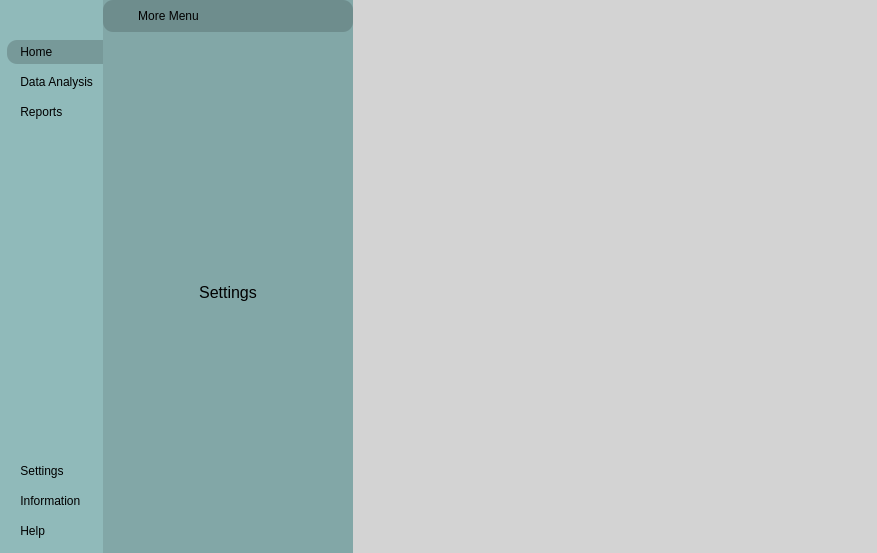
This is ui -1/interface.ui in eminaruk/modernUI as Qt 5 draws it before an edit. The edited form follows.
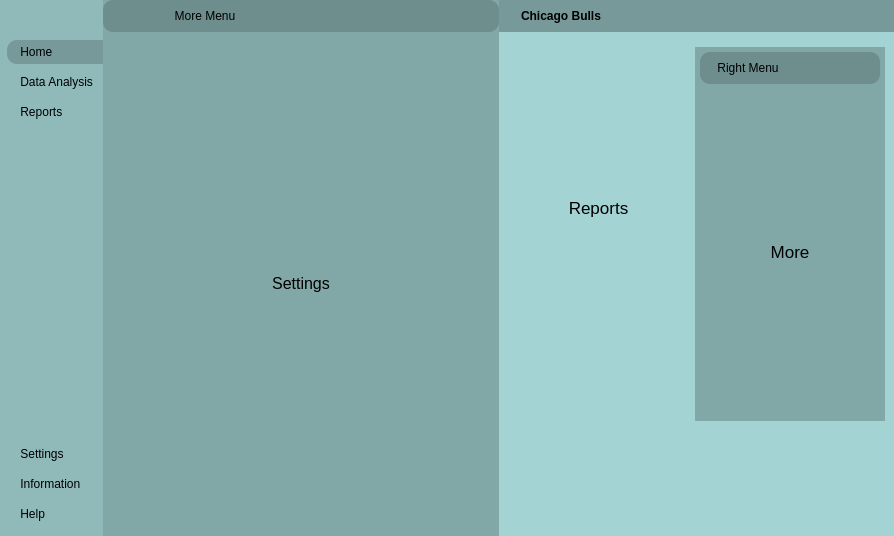
This is the edited form. The open tabs and pages were chosen to show the change. Icons and pictures are not drawn.

```diff
--- a/ui -1/interface.ui
+++ b/ui -1/interface.ui
@@ -6,8 +6,8 @@
    <rect>
     <x>0</x>
     <y>0</y>
-    <width>877</width>
-    <height>553</height>
+    <width>894</width>
+    <height>536</height>
    </rect>
   </property>
   <property name="windowTitle">
@@ -47,16 +47,20 @@
 
 }
 
-#centralMenuSubContainer {
+#centralMenuSubContainer, #rightMenuContainer{
 	
 	background-color: rgb(141, 181, 181);
 	background-color: rgb(130, 167, 167);
 }
 
-#frame_4 {
+#frame_4, #frame_8 {
 	background-color: rgb(110, 141, 141);
 	border-radius: 10px
 }
+
+#headerContainer {
+background-color: rgb(119, 153, 153)
+}
 </string>
   </property>
   <widget class="QWidget" name="centralwidget">
@@ -76,8 +80,14 @@
     <property name="bottomMargin">
      <number>0</number>
     </property>
-    <item>
+    <item alignment="Qt::AlignLeft">
      <widget class="QWidget" name="leftMenuContainer" native="true">
+      <property name="minimumSize">
+       <size>
+        <width>0</width>
+        <height>0</height>
+       </size>
+      </property>
       <layout class="QHBoxLayout" name="horizontalLayout_2">
        <property name="leftMargin">
         <number>0</number>
@@ -282,6 +292,9 @@
                <property name="toolTip">
                 <string>Go to the settings</string>
                </property>
+               <property name="styleSheet">
+                <string notr="true">background-color: none</string>
+               </property>
                <property name="text">
                 <string> Settings</string>
                </property>
@@ -302,6 +315,9 @@
                <property name="toolTip">
                 <string>Get more information about</string>
                </property>
+               <property name="styleSheet">
+                <string notr="true">background-color: none</string>
+               </property>
                <property name="text">
                 <string> Information</string>
                </property>
@@ -322,6 +338,9 @@
                <property name="toolTip">
                 <string>Get some more help</string>
                </property>
+               <property name="styleSheet">
+                <string notr="true">background-color: none</string>
+               </property>
                <property name="text">
                 <string> Help</string>
                </property>
@@ -346,7 +365,7 @@
       </layout>
      </widget>
     </item>
-    <item alignment="Qt::AlignLeft">
+    <item>
      <widget class="QWidget" name="centralMenuSubContainer" native="true">
       <property name="minimumSize">
        <size>
@@ -412,6 +431,12 @@
              </item>
              <item alignment="Qt::AlignRight">
               <widget class="QPushButton" name="pushButton">
+               <property name="toolTip">
+                <string>Close Menu</string>
+               </property>
+               <property name="styleSheet">
+                <string notr="true">background-color: none</string>
+               </property>
                <property name="text">
                 <string/>
                </property>
@@ -521,8 +546,493 @@
        </sizepolicy>
       </property>
       <property name="styleSheet">
-       <string notr="true">background-color: rgb(211, 211, 211);</string>
+       <string notr="true"/>
       </property>
+      <layout class="QVBoxLayout" name="verticalLayout_9">
+       <property name="leftMargin">
+        <number>0</number>
+       </property>
+       <property name="topMargin">
+        <number>0</number>
+       </property>
+       <property name="rightMargin">
+        <number>0</number>
+       </property>
+       <property name="bottomMargin">
+        <number>100</number>
+       </property>
+       <item alignment="Qt::AlignTop">
+        <widget class="QWidget" name="headerContainer" native="true">
+         <property name="styleSheet">
+          <string notr="true"/>
+         </property>
+         <layout class="QHBoxLayout" name="horizontalLayout_5">
+          <item alignment="Qt::AlignLeft|Qt::AlignTop">
+           <widget class="QFrame" name="frame_5">
+            <property name="styleSheet">
+             <string notr="true">background-color: none</string>
+            </property>
+            <property name="frameShape">
+             <enum>QFrame::StyledPanel</enum>
+            </property>
+            <property name="frameShadow">
+             <enum>QFrame::Raised</enum>
+            </property>
+            <layout class="QHBoxLayout" name="horizontalLayout_8">
+             <property name="leftMargin">
+              <number>0</number>
+             </property>
+             <property name="topMargin">
+              <number>0</number>
+             </property>
+             <property name="rightMargin">
+              <number>0</number>
+             </property>
+             <property name="bottomMargin">
+              <number>0</number>
+             </property>
+             <item>
+              <widget class="QLabel" name="label_5">
+               <property name="maximumSize">
+                <size>
+                 <width>24</width>
+                 <height>24</height>
+                </size>
+               </property>
+               <property name="text">
+                <string/>
+               </property>
+               <property name="pixmap">
+                <pixmap resource="recources.qrc">:/images/chicago-bulls-logo-8530A1093D-seeklogo.com.png</pixmap>
+               </property>
+               <property name="scaledContents">
+                <bool>true</bool>
+               </property>
+              </widget>
+             </item>
+             <item>
+              <widget class="QLabel" name="label_6">
+               <property name="font">
+                <font>
+                 <pointsize>9</pointsize>
+                 <weight>75</weight>
+                 <bold>true</bold>
+                </font>
+               </property>
+               <property name="text">
+                <string>Chicago Bulls</string>
+               </property>
+              </widget>
+             </item>
+            </layout>
+           </widget>
+          </item>
+          <item alignment="Qt::AlignHCenter|Qt::AlignTop">
+           <widget class="QFrame" name="frame_6">
+            <property name="styleSheet">
+             <string notr="true">background-color: none</string>
+            </property>
+            <property name="frameShape">
+             <enum>QFrame::StyledPanel</enum>
+            </property>
+            <property name="frameShadow">
+             <enum>QFrame::Raised</enum>
+            </property>
+            <layout class="QHBoxLayout" name="horizontalLayout_7">
+             <property name="leftMargin">
+              <number>0</number>
+             </property>
+             <property name="topMargin">
+              <number>0</number>
+             </property>
+             <property name="rightMargin">
+              <number>0</number>
+             </property>
+             <property name="bottomMargin">
+              <number>0</number>
+             </property>
+             <item>
+              <widget class="QPushButton" name="pushButton_6">
+               <property name="toolTip">
+                <string>More</string>
+               </property>
+               <property name="styleSheet">
+                <string notr="true">background-color: none</string>
+               </property>
+               <property name="text">
+                <string/>
+               </property>
+               <property name="icon">
+                <iconset resource="recources.qrc">
+                 <normaloff>:/icons/icons/more-horizontal.svg</normaloff>:/icons/icons/more-horizontal.svg</iconset>
+               </property>
+               <property name="iconSize">
+                <size>
+                 <width>24</width>
+                 <height>24</height>
+                </size>
+               </property>
+              </widget>
+             </item>
+             <item>
+              <widget class="QPushButton" name="pushButton_5">
+               <property name="toolTip">
+                <string>Profile</string>
+               </property>
+               <property name="styleSheet">
+                <string notr="true">background-color: none</string>
+               </property>
+               <property name="text">
+                <string/>
+               </property>
+               <property name="icon">
+                <iconset resource="recources.qrc">
+                 <normaloff>:/icons/icons/user.svg</normaloff>:/icons/icons/user.svg</iconset>
+               </property>
+               <property name="iconSize">
+                <size>
+                 <width>24</width>
+                 <height>24</height>
+                </size>
+               </property>
+              </widget>
+             </item>
+            </layout>
+           </widget>
+          </item>
+          <item alignment="Qt::AlignRight|Qt::AlignTop">
+           <widget class="QFrame" name="frame_7">
+            <property name="styleSheet">
+             <string notr="true">background-color: none</string>
+            </property>
+            <property name="frameShape">
+             <enum>QFrame::StyledPanel</enum>
+            </property>
+            <property name="frameShadow">
+             <enum>QFrame::Raised</enum>
+            </property>
+            <layout class="QHBoxLayout" name="horizontalLayout_6">
+             <property name="leftMargin">
+              <number>0</number>
+             </property>
+             <property name="topMargin">
+              <number>0</number>
+             </property>
+             <property name="rightMargin">
+              <number>0</number>
+             </property>
+             <property name="bottomMargin">
+              <number>0</number>
+             </property>
+             <item>
+              <widget class="QPushButton" name="pushButton_2">
+               <property name="toolTip">
+                <string>Minimize Window</string>
+               </property>
+               <property name="styleSheet">
+                <string notr="true">background-color: none</string>
+               </property>
+               <property name="text">
+                <string/>
+               </property>
+               <property name="icon">
+                <iconset resource="recources.qrc">
+                 <normaloff>:/icons/icons/minus.svg</normaloff>:/icons/icons/minus.svg</iconset>
+               </property>
+               <property name="iconSize">
+                <size>
+                 <width>24</width>
+                 <height>24</height>
+                </size>
+               </property>
+              </widget>
+             </item>
+             <item>
+              <widget class="QPushButton" name="pushButton_3">
+               <property name="toolTip">
+                <string>Restore Window</string>
+               </property>
+               <property name="styleSheet">
+                <string notr="true">background-color: none</string>
+               </property>
+               <property name="text">
+                <string/>
+               </property>
+               <property name="icon">
+                <iconset resource="recources.qrc">
+                 <normaloff>:/icons/icons/square.svg</normaloff>:/icons/icons/square.svg</iconset>
+               </property>
+               <property name="iconSize">
+                <size>
+                 <width>24</width>
+                 <height>24</height>
+                </size>
+               </property>
+              </widget>
+             </item>
+             <item>
+              <widget class="QPushButton" name="pushButton_4">
+               <property name="toolTip">
+                <string>Close Window</string>
+               </property>
+               <property name="styleSheet">
+                <string notr="true">background-color: none</string>
+               </property>
+               <property name="text">
+                <string/>
+               </property>
+               <property name="icon">
+                <iconset resource="recources.qrc">
+                 <normaloff>:/icons/icons/x.svg</normaloff>:/icons/icons/x.svg</iconset>
+               </property>
+               <property name="iconSize">
+                <size>
+                 <width>24</width>
+                 <height>24</height>
+                </size>
+               </property>
+              </widget>
+             </item>
+            </layout>
+           </widget>
+          </item>
+         </layout>
+         <zorder>frame_6</zorder>
+         <zorder>frame_7</zorder>
+         <zorder>frame_5</zorder>
+        </widget>
+       </item>
+       <item>
+        <widget class="QWidget" name="mainBodyContainer" native="true">
+         <property name="sizePolicy">
+          <sizepolicy hsizetype="Preferred" vsizetype="Expanding">
+           <horstretch>0</horstretch>
+           <verstretch>0</verstretch>
+          </sizepolicy>
+         </property>
+         <layout class="QHBoxLayout" name="horizontalLayout_9">
+          <item>
+           <widget class="QWidget" name="mainContentsContainer" native="true">
+            <layout class="QVBoxLayout" name="verticalLayout_12">
+             <item>
+              <widget class="QStackedWidget" name="stackedWidget_3">
+               <property name="currentIndex">
+                <number>1</number>
+               </property>
+               <widget class="QWidget" name="page_6">
+                <layout class="QHBoxLayout" name="horizontalLayout_14">
+                 <item>
+                  <widget class="QLabel" name="label_10">
+                   <property name="font">
+                    <font>
+                     <pointsize>13</pointsize>
+                     <weight>50</weight>
+                     <bold>false</bold>
+                    </font>
+                   </property>
+                   <property name="text">
+                    <string>&lt;html&gt;&lt;head/&gt;&lt;body&gt;&lt;p&gt;Home&lt;/p&gt;&lt;p&gt;&lt;br/&gt;&lt;/p&gt;&lt;/body&gt;&lt;/html&gt;</string>
+                   </property>
+                   <property name="alignment">
+                    <set>Qt::AlignCenter</set>
+                   </property>
+                  </widget>
+                 </item>
+                </layout>
+               </widget>
+               <widget class="QWidget" name="page_8">
+                <layout class="QHBoxLayout" name="horizontalLayout_15">
+                 <item>
+                  <widget class="QLabel" name="label_12">
+                   <property name="font">
+                    <font>
+                     <pointsize>13</pointsize>
+                     <weight>50</weight>
+                     <bold>false</bold>
+                    </font>
+                   </property>
+                   <property name="text">
+                    <string>&lt;html&gt;&lt;head/&gt;&lt;body&gt;&lt;p&gt;Reports&lt;/p&gt;&lt;p&gt;&lt;br/&gt;&lt;/p&gt;&lt;/body&gt;&lt;/html&gt;</string>
+                   </property>
+                   <property name="alignment">
+                    <set>Qt::AlignCenter</set>
+                   </property>
+                  </widget>
+                 </item>
+                </layout>
+               </widget>
+               <widget class="QWidget" name="page_7">
+                <layout class="QHBoxLayout" name="horizontalLayout_13">
+                 <item>
+                  <widget class="QLabel" name="label_11">
+                   <property name="font">
+                    <font>
+                     <pointsize>13</pointsize>
+                     <weight>50</weight>
+                     <bold>false</bold>
+                    </font>
+                   </property>
+                   <property name="text">
+                    <string>&lt;html&gt;&lt;head/&gt;&lt;body&gt;&lt;p&gt;Data Analysis&lt;/p&gt;&lt;p&gt;&lt;br/&gt;&lt;/p&gt;&lt;/body&gt;&lt;/html&gt;</string>
+                   </property>
+                   <property name="alignment">
+                    <set>Qt::AlignCenter</set>
+                   </property>
+                  </widget>
+                 </item>
+                </layout>
+               </widget>
+              </widget>
+             </item>
+            </layout>
+           </widget>
+          </item>
+          <item alignment="Qt::AlignRight">
+           <widget class="QWidget" name="rightMenuContainer" native="true">
+            <property name="minimumSize">
+             <size>
+              <width>190</width>
+              <height>0</height>
+             </size>
+            </property>
+            <layout class="QVBoxLayout" name="verticalLayout_10">
+             <property name="leftMargin">
+              <number>0</number>
+             </property>
+             <property name="topMargin">
+              <number>0</number>
+             </property>
+             <property name="rightMargin">
+              <number>0</number>
+             </property>
+             <property name="bottomMargin">
+              <number>0</number>
+             </property>
+             <item>
+              <widget class="QWidget" name="rightMenuSubContainer" native="true">
+               <layout class="QVBoxLayout" name="verticalLayout_11">
+                <property name="spacing">
+                 <number>5</number>
+                </property>
+                <property name="leftMargin">
+                 <number>5</number>
+                </property>
+                <property name="topMargin">
+                 <number>5</number>
+                </property>
+                <property name="rightMargin">
+                 <number>5</number>
+                </property>
+                <property name="bottomMargin">
+                 <number>5</number>
+                </property>
+                <item>
+                 <widget class="QFrame" name="frame_8">
+                  <property name="frameShape">
+                   <enum>QFrame::StyledPanel</enum>
+                  </property>
+                  <property name="frameShadow">
+                   <enum>QFrame::Raised</enum>
+                  </property>
+                  <layout class="QHBoxLayout" name="horizontalLayout_11">
+                   <item>
+                    <widget class="QLabel" name="label_7">
+                     <property name="text">
+                      <string>Right Menu</string>
+                     </property>
+                     <property name="alignment">
+                      <set>Qt::AlignCenter</set>
+                     </property>
+                    </widget>
+                   </item>
+                   <item alignment="Qt::AlignRight">
+                    <widget class="QPushButton" name="pushButton_7">
+                     <property name="toolTip">
+                      <string>Close Menu</string>
+                     </property>
+                     <property name="styleSheet">
+                      <string notr="true">background-color: none</string>
+                     </property>
+                     <property name="text">
+                      <string/>
+                     </property>
+                     <property name="icon">
+                      <iconset resource="recources.qrc">
+                       <normaloff>:/icons/icons/x-circle.svg</normaloff>:/icons/icons/x-circle.svg</iconset>
+                     </property>
+                     <property name="iconSize">
+                      <size>
+                       <width>24</width>
+                       <height>24</height>
+                      </size>
+                     </property>
+                    </widget>
+                   </item>
+                  </layout>
+                 </widget>
+                </item>
+                <item>
+                 <widget class="QStackedWidget" name="stackedWidget_2">
+                  <property name="currentIndex">
+                   <number>1</number>
+                  </property>
+                  <widget class="QWidget" name="page_4">
+                   <layout class="QHBoxLayout" name="horizontalLayout_10">
+                    <item>
+                     <widget class="QLabel" name="label_8">
+                      <property name="font">
+                       <font>
+                        <pointsize>13</pointsize>
+                        <weight>50</weight>
+                        <bold>false</bold>
+                       </font>
+                      </property>
+                      <property name="text">
+                       <string>&lt;html&gt;&lt;head/&gt;&lt;body&gt;&lt;p&gt;Profile&lt;/p&gt;&lt;p&gt;&lt;br/&gt;&lt;/p&gt;&lt;/body&gt;&lt;/html&gt;</string>
+                      </property>
+                      <property name="alignment">
+                       <set>Qt::AlignCenter</set>
+                      </property>
+                     </widget>
+                    </item>
+                   </layout>
+                  </widget>
+                  <widget class="QWidget" name="page_5">
+                   <layout class="QHBoxLayout" name="horizontalLayout_12">
+                    <item>
+                     <widget class="QLabel" name="label_9">
+                      <property name="font">
+                       <font>
+                        <pointsize>13</pointsize>
+                        <weight>50</weight>
+                        <bold>false</bold>
+                       </font>
+                      </property>
+                      <property name="text">
+                       <string>&lt;html&gt;&lt;head/&gt;&lt;body&gt;&lt;p&gt;More&lt;/p&gt;&lt;/body&gt;&lt;/html&gt;</string>
+                      </property>
+                      <property name="alignment">
+                       <set>Qt::AlignCenter</set>
+                      </property>
+                     </widget>
+                    </item>
+                   </layout>
+                  </widget>
+                 </widget>
+                </item>
+               </layout>
+              </widget>
+             </item>
+            </layout>
+           </widget>
+          </item>
+         </layout>
+        </widget>
+       </item>
+       <item>
+        <widget class="QWidget" name="popupNotificationContainer" native="true"/>
+       </item>
+      </layout>
      </widget>
     </item>
    </layout>
```
Left out of the diff: 8 changed lines with no effect on the pictures.
